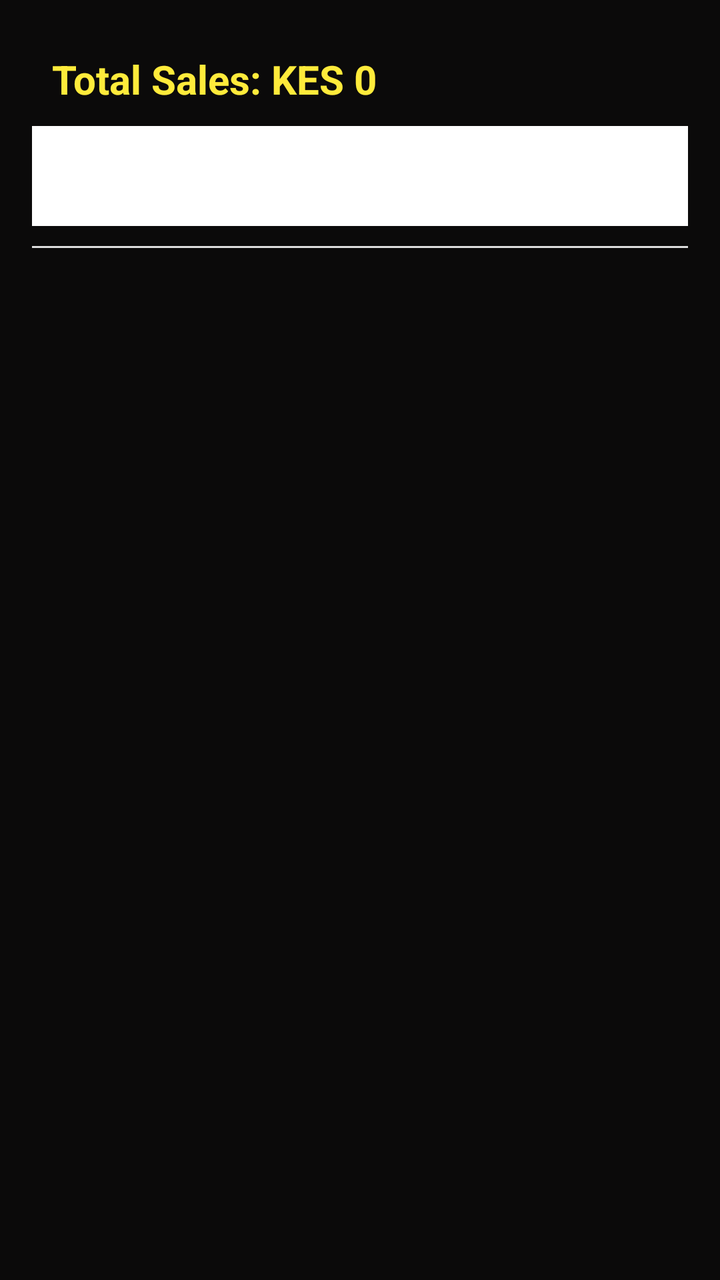
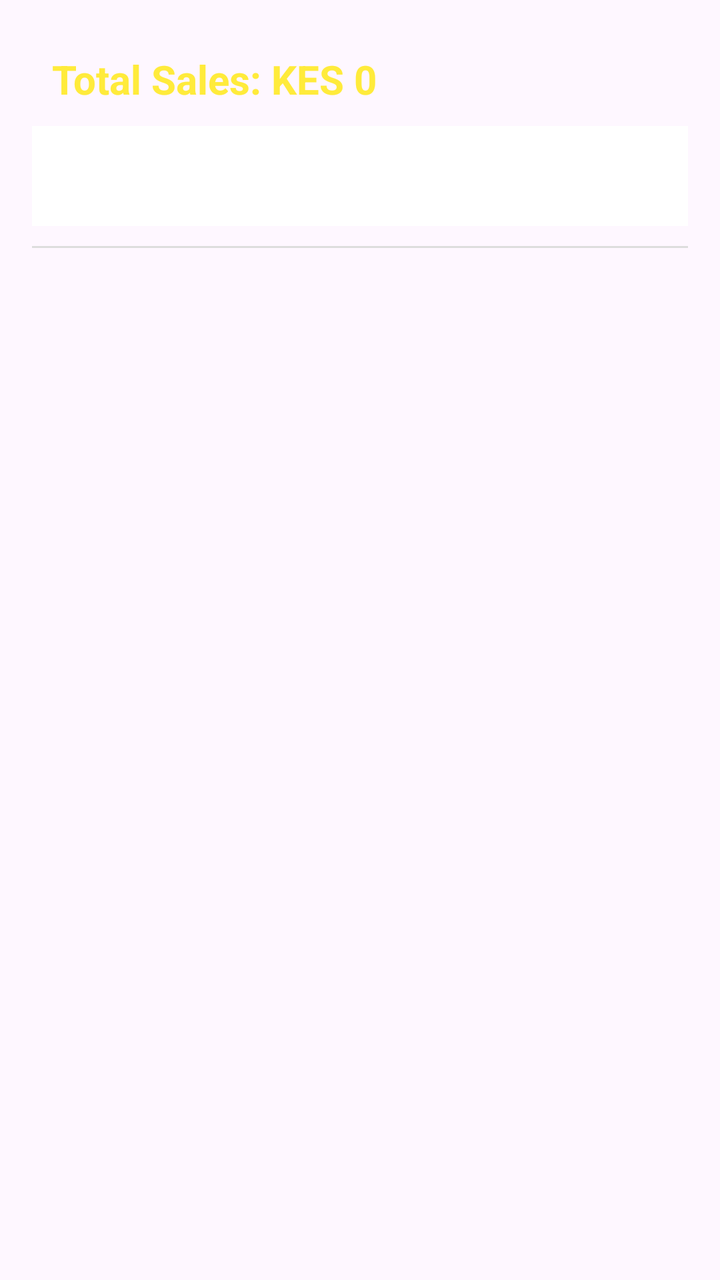

Before-and-after screenshots of an Android layout around one commit, followed by the original layout XML and the change that was made.
<!-- AndroidManifest.xml: application theme Theme._10 -->
<!-- res/layout/activity_sales_report.xml -->
<?xml version="1.0" encoding="utf-8"?>
<LinearLayout xmlns:android="http://schemas.android.com/apk/res/android"
    android:layout_width="match_parent"
    android:layout_height="match_parent"
    android:orientation="vertical"
    android:padding="16dp"
    android:background="#0B0A0A">

    
    <TextView
        android:id="@+id/tvTotalSales"
        android:layout_width="match_parent"
        android:layout_height="wrap_content"
        android:text="Total Sales: KES 0"
        android:textSize="20sp"
        android:textStyle="bold"
        android:textColor="#FFEB3B"
        android:padding="10dp" />

    
    <Spinner
        android:id="@+id/spinnerFilter"
        android:layout_width="match_parent"
        android:layout_height="50dp"
        android:layout_marginBottom="10dp"
        android:background="#FFFFFF" />

    
    <View
        android:layout_width="match_parent"
        android:layout_height="1dp"
        android:background="#DDDDDD"
        android:layout_marginBottom="10dp"/>

    
    <androidx.recyclerview.widget.RecyclerView
        android:id="@+id/recyclerSales"
        android:layout_width="match_parent"
        android:layout_height="0dp"
        android:layout_weight="1"
        android:scrollbars="vertical" />

</LinearLayout>
<!-- resources referenced by this layout -->
<resources>
  <style name="Theme._10" parent="Base.Theme._10" />
  <style name="Base.Theme._10" parent="Theme.Material3.DayNight.NoActionBar">
          
          
      </style>
</resources>

<!-- the commit's change to res/layout/activity_sales_report.xml (unified diff, before → after) -->
@@ -4,7 +4,7 @@
     android:layout_height="match_parent"
     android:orientation="vertical"
     android:padding="16dp"
-    android:background="#0B0A0A">
+    >
 
     
     <TextView
